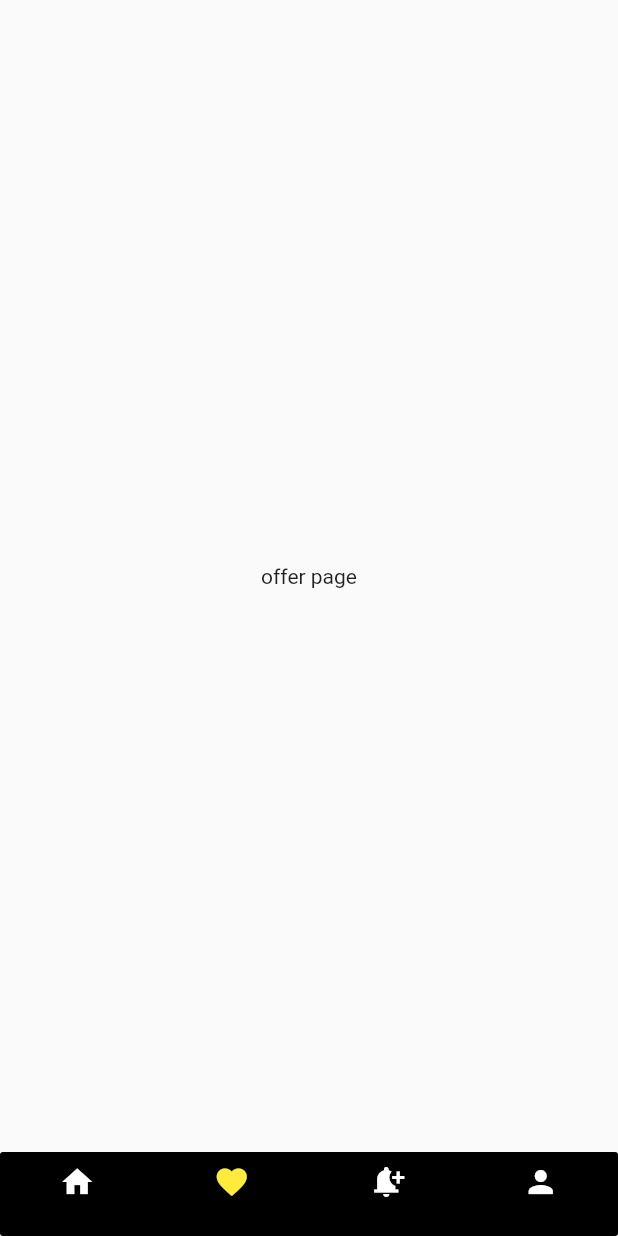
After one commit to sayanths/insurance_app-ui, a Flutter app: the screen it shows after launch, item 2 of the bottom bar chosen, on a phone screen of 412 x 824 dp. The commit adds this screen. Run offline on Flutter 3.47's test engine with Material 2 defaults, Android fonts, the phone set to English and light mode, and no system bars; our stand-ins replace get.

Commit message:
other dummy pages added

```diff
--- a/lib/app/bottom_nav/view/bottom_nav.dart
+++ b/lib/app/bottom_nav/view/bottom_nav.dart
@@ -1,4 +1,5 @@
 import 'package:banglore_assignement/app/bottom_nav/view_model/bottom_nav_controller.dart';
+import 'package:banglore_assignement/app/utiles/colors.dart';
 import 'package:flutter/material.dart';
 import 'package:get/get.dart';
 
@@ -9,7 +10,7 @@ class BottomNavigationMobile extends StatelessWidget {
   Widget build(BuildContext context) {
     final controller = Get.put(BottomNNavController());
     return Scaffold(
-      backgroundColor: Colors.white,
+      backgroundColor: white,
       body: GetBuilder<BottomNNavController>(
         builder: (context) {
           return context.pages[context.pageIndex];
@@ -19,9 +20,9 @@ class BottomNavigationMobile extends StatelessWidget {
         return ClipRRect(
           borderRadius: BorderRadius.circular(2),
           child: BottomNavigationBar(
-            selectedItemColor: Colors.yellow,
-            unselectedItemColor: Colors.white,
-            backgroundColor: Colors.black,
+            selectedItemColor: yellow,
+            unselectedItemColor: white,
+            backgroundColor: black,
             currentIndex: controller.pageIndex,
             onTap: ((newIndex) {
               controller.onClick(newIndex);
--- a/lib/app/bottom_nav/view_model/bottom_nav_controller.dart
+++ b/lib/app/bottom_nav/view_model/bottom_nav_controller.dart
@@ -1,4 +1,8 @@
 import 'package:banglore_assignement/app/home_page/view/home_page.dart';
+import 'package:banglore_assignement/app/navigation_page/view/navigation_page.dart';
+import 'package:banglore_assignement/app/offer_page/view/offer_page.dart';
+import 'package:banglore_assignement/app/profile/view/profile_page.dart';
+import 'package:banglore_assignement/app/support_page/view/support_page.dart';
 import 'package:get/get.dart';
 
 class BottomNNavController extends GetxController {
@@ -10,9 +14,9 @@ class BottomNNavController extends GetxController {
 
   final pages = [
     const HomePage(),
-    const HomePage(),
-    const HomePage(),
-    const HomePage(),
-    const HomePage(),
+    const OfferPage(),
+    const NavigationPage(),
+    const SupportPage(),
+    const ProfilePage(),
   ];
 }
--- /dev/null
+++ b/lib/app/offer_page/view/offer_page.dart
@@ -0,0 +1,16 @@
+import 'package:flutter/material.dart';
+import 'package:flutter/src/widgets/container.dart';
+import 'package:flutter/src/widgets/framework.dart';
+
+class OfferPage extends StatelessWidget {
+  const OfferPage({super.key});
+
+  @override
+  Widget build(BuildContext context) {
+    return const Scaffold(
+      body: Center(
+        child: Text("offer page"),
+      ),
+    );
+  }
+}
```
Also changed, not shown: lib/app/navigation_page/view/navigation_page.dart (added, +14 -0 lines), lib/app/profile/view/profile_page.dart (added, +16 -0 lines), lib/app/support_page/view/support_page.dart (added, +15 -0 lines).
